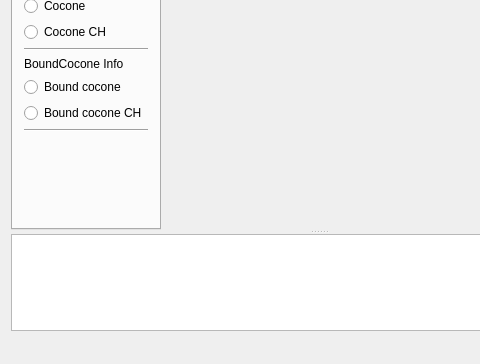
Old version of the form src/ui/main_window.ui in the repository cppd/math; both pictures show x 0 to 480 and y 363 to 727 of the 638 by 727 pixel window.
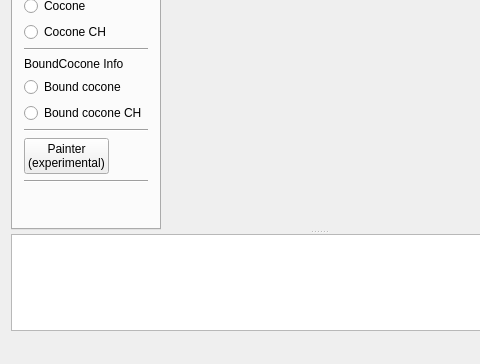
New version of the form. Custom widgets are drawn as their Qt base class.

Patch:
```diff
--- a/src/ui/main_window.ui
+++ b/src/ui/main_window.ui
@@ -298,6 +298,38 @@
             </property>
            </widget>
           </item>
+          <item>
+           <layout class="QHBoxLayout" name="horizontalLayout_4">
+            <item>
+             <widget class="QPushButton" name="pushButton_Painter">
+              <property name="text">
+               <string>Painter
+(experimental)</string>
+              </property>
+             </widget>
+            </item>
+            <item>
+             <spacer name="horizontalSpacer_2">
+              <property name="orientation">
+               <enum>Qt::Horizontal</enum>
+              </property>
+              <property name="sizeHint" stdset="0">
+               <size>
+                <width>40</width>
+                <height>20</height>
+               </size>
+              </property>
+             </spacer>
+            </item>
+           </layout>
+          </item>
+          <item>
+           <widget class="Line" name="line_16">
+            <property name="orientation">
+             <enum>Qt::Horizontal</enum>
+            </property>
+           </widget>
+          </item>
           <item>
            <spacer name="spacer">
             <property name="orientation">
```
